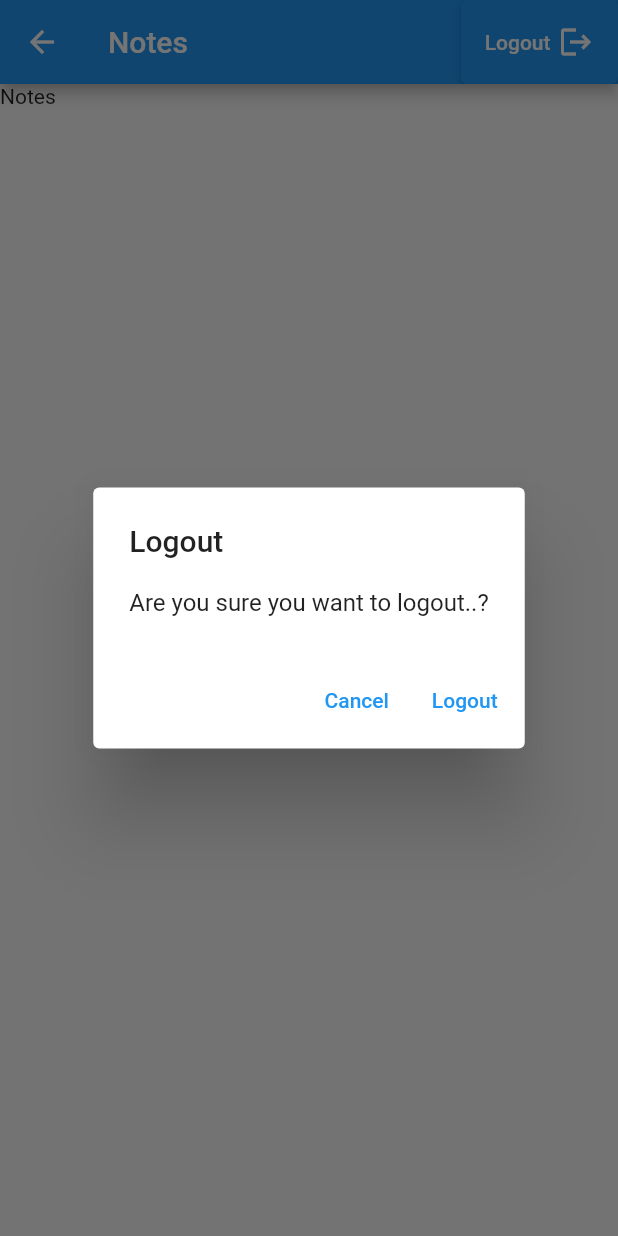
After one commit to ameerpn/mynotes, a Flutter app: the NotesView screen opened by its route, after a tap on "Logout", on a phone screen of 412 x 824 dp. The commit adds this screen. Run offline on Flutter 3.47's test engine with Material 2 defaults, Android fonts, the phone set to English and light mode, and no system bars; our stand-ins replace firebase_auth, firebase_core; accounts and stored records are empty; network calls fail.

Commit message:
step - 4

```diff
--- /dev/null
+++ b/lib/views/notes_main_page.dart
@@ -0,0 +1,73 @@
+import 'package:firebase_auth/firebase_auth.dart';
+import 'package:firebase_core/firebase_core.dart';
+import 'package:flutter/material.dart';
+import 'dart:developer' as devtools show log;
+
+class NotesView extends StatefulWidget {
+  const NotesView({Key? key}) : super(key: key);
+
+  @override
+  State<NotesView> createState() => _NotesViewState();
+}
+
+class _NotesViewState extends State<NotesView> {
+  @override
+  Widget build(BuildContext context) {
+    return Scaffold(
+      appBar: AppBar(
+        title: const Text("Notes"),
+        actions: <Widget>[
+          ElevatedButton(
+            onPressed: () async {
+              devtools.log("pressed");
+              final shouldLogout = await showLogoutDialog(context);
+              devtools.log(shouldLogout.toString());
+              if (shouldLogout) {
+                await FirebaseAuth.instance.signOut();
+                Navigator.of(context).pushNamedAndRemoveUntil(
+                  '/login',
+                    (_) => false,
+                );
+              }
+
+            },
+            child: Row(
+              mainAxisSize: MainAxisSize.min,
+              children: const [
+                Text('Logout'),
+                SizedBox(
+                  width: 5,
+                ),
+                Icon(
+                  Icons.logout,
+                  size: 24.0,
+                ),
+              ],
+            ),
+          ),
+        ],
+      ),
+      body: const Text("Notes"),
+    );
+  }
+}
+
+Future<bool> showLogoutDialog(BuildContext context) {
+  return showDialog<bool>(
+    context: context,
+    builder: (context) {
+      return AlertDialog(
+        title: const Text("Logout"),
+        content: const Text("Are you sure you want to logout..?"),
+        actions: [
+          TextButton(onPressed: () {
+            Navigator.of(context).pop(false);
+          }, child: const Text("Cancel"),),
+          TextButton(onPressed: () {
+            Navigator.of(context).pop(true);
+          }, child: const Text("Logout"),),
+        ],
+      );
+    },
+  ).then((value) => value ?? false);
+}
```
Also changed, not shown: lib/main.dart (+18 -9 lines), lib/views/login_page.dart (+22 -2 lines).
